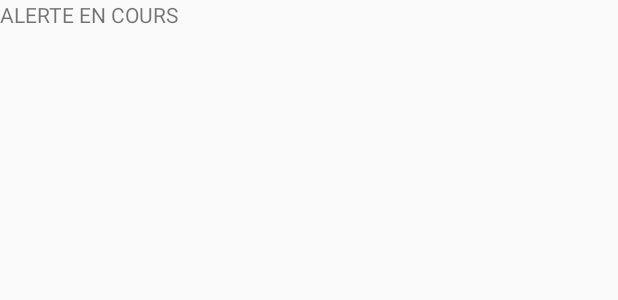
After one commit to CedricDurand/Projet_android, an Android app: the layout activity_alerte_en_cours.xml on its own in the app's theme, with its tools: preview values and no code run, on a phone screen of 412 x 824 dp. The commit adds this screen. Shown: the top 300 px of the screen. Run offline under Robolectric (Android 15) with nearby library versions, the phone set to English and light mode, and no system bars.

Commit message:
Ajout des 2 activitées sur les alertes en cours et fini.

```diff
--- a/app/src/main/AndroidManifest.xml
+++ b/app/src/main/AndroidManifest.xml
@@ -13,7 +13,9 @@
         android:supportsRtl="true"
         android:theme="@style/AppTheme"
         android:usesCleartextTraffic="true">
-        <activity android:name=".liste_evenement"></activity>
+        <activity android:name=".Alerte_fini"></activity>
+        <activity android:name=".Alerte_en_cours" />
+        <activity android:name=".liste_evenement" />
         <activity android:name=".liste_historique" />
         <activity android:name=".local_activity" />
         <activity android:name=".CategorieLocal" />
--- /dev/null
+++ b/app/src/main/res/layout/activity_alerte_en_cours.xml
@@ -0,0 +1,17 @@
+<?xml version="1.0" encoding="utf-8"?>
+<android.support.constraint.ConstraintLayout xmlns:android="http://schemas.android.com/apk/res/android"
+    xmlns:app="http://schemas.android.com/apk/res-auto"
+    xmlns:tools="http://schemas.android.com/tools"
+    android:layout_width="match_parent"
+    android:layout_height="match_parent"
+    tools:context=".Alerte_en_cours">
+
+    <TextView
+        android:id="@+id/test"
+        android:layout_width="wrap_content"
+        android:layout_height="wrap_content"
+        android:text="ALERTE EN COURS"
+        tools:layout_editor_absoluteX="183dp"
+        tools:layout_editor_absoluteY="300dp"
+        tools:ignore="MissingConstraints" />
+</android.support.constraint.ConstraintLayout>
```
Also changed, not shown: app/src/main/java/com/example/projet_android/Alerte_en_cours.java (added, +13 -0 lines), app/src/main/java/com/example/projet_android/Alerte_fini.java (added, +13 -0 lines), app/src/main/java/com/example/projet_android/Event.java (+13 -3 lines), app/src/main/java/com/example/projet_android/EventAdapter.java (+11 -1 lines), app/src/main/java/com/example/projet_android/liste_evenement.java (+31 -4 lines), app/src/main/res/layout/activity_alerte_fini.xml (added, +17 -0 lines), app/src/main/res/layout/activity_liste_evenement.xml (+7 -0 lines).
